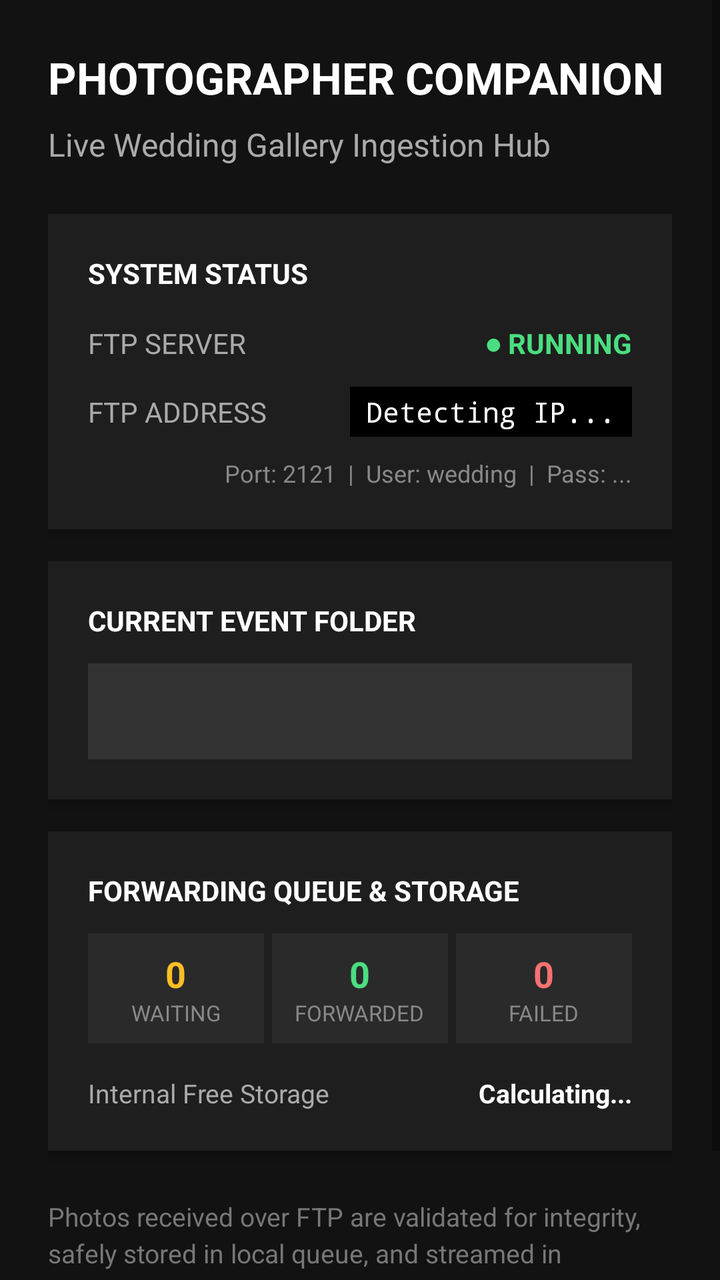
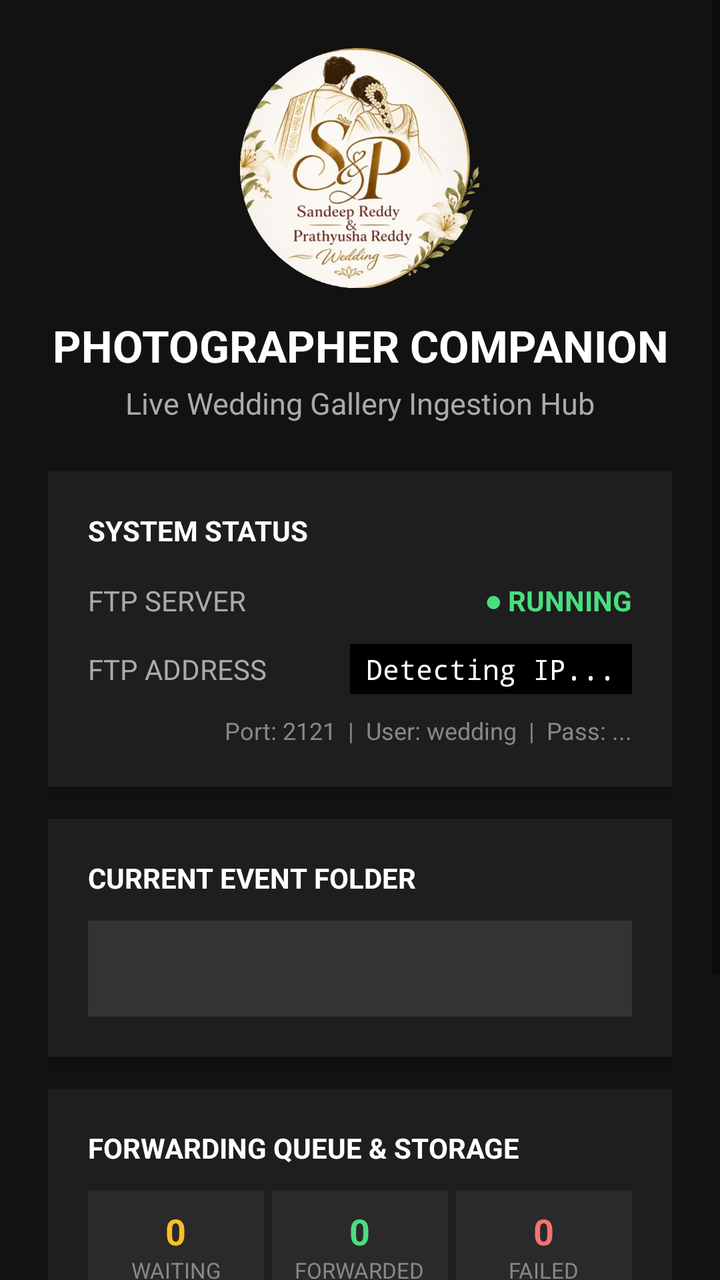

The first picture is an Android layout as it rendered before a commit; the second is the same layout after the commit. The layout source and the unified diff follow.
<!-- AndroidManifest.xml: application theme Theme.AppCompat.Light.NoActionBar -->
<!-- res/layout/activity_main.xml -->
<?xml version="1.0" encoding="utf-8"?>
<ScrollView xmlns:android="http://schemas.android.com/apk/res/android"
    android:layout_width="match_parent"
    android:layout_height="match_parent"
    android:background="#121212"
    android:fillViewport="true">

    <LinearLayout
        android:layout_width="match_parent"
        android:layout_height="wrap_content"
        android:orientation="vertical"
        android:padding="24dp">

        <TextView
            android:layout_width="match_parent"
            android:layout_height="wrap_content"
            android:text="PHOTOGRAPHER COMPANION"
            android:textColor="#FFFFFF"
            android:textSize="22sp"
            android:textStyle="bold"
            android:layout_marginBottom="8dp" />

        <TextView
            android:layout_width="match_parent"
            android:layout_height="wrap_content"
            android:text="Live Wedding Gallery Ingestion Hub"
            android:textColor="#AAAAAA"
            android:textSize="16sp"
            android:layout_marginBottom="24dp" />

        
        <LinearLayout
            android:layout_width="match_parent"
            android:layout_height="wrap_content"
            android:orientation="vertical"
            android:background="#1E1E1E"
            android:padding="20dp"
            android:elevation="4dp">

            <TextView
                android:layout_width="match_parent"
                android:layout_height="wrap_content"
                android:text="SYSTEM STATUS"
                android:textColor="#FFFFFF"
                android:textStyle="bold"
                android:textSize="14sp"
                android:layout_marginBottom="16dp" />

            <LinearLayout
                android:layout_width="match_parent"
                android:layout_height="wrap_content"
                android:orientation="horizontal"
                android:layout_marginBottom="12dp">

                <TextView
                    android:layout_width="0dp"
                    android:layout_weight="1"
                    android:layout_height="wrap_content"
                    android:text="FTP SERVER"
                    android:textColor="#AAAAAA" />

                <TextView
                    android:id="@+id/tvFtpStatus"
                    android:layout_width="wrap_content"
                    android:layout_height="wrap_content"
                    android:text="● RUNNING"
                    android:textColor="#4ADE80"
                    android:textStyle="bold" />
            </LinearLayout>

            <LinearLayout
                android:layout_width="match_parent"
                android:layout_height="wrap_content"
                android:orientation="horizontal">

                <TextView
                    android:layout_width="0dp"
                    android:layout_weight="1"
                    android:layout_height="wrap_content"
                    android:text="FTP ADDRESS"
                    android:textColor="#AAAAAA" />

                <TextView
                    android:id="@+id/tvIpAddress"
                    android:layout_width="wrap_content"
                    android:layout_height="wrap_content"
                    android:text="Detecting IP..."
                    android:textColor="#FFFFFF"
                    android:background="#000000"
                    android:paddingLeft="8dp"
                    android:paddingRight="8dp"
                    android:paddingTop="3dp"
                    android:paddingBottom="3dp"
                    android:fontFamily="monospace" />
            </LinearLayout>

            <TextView
                android:id="@+id/tvFtpCredentials"
                android:layout_width="match_parent"
                android:layout_height="wrap_content"
                android:text="Port: 2121  |  User: wedding  |  Pass: ..."
                android:textColor="#888888"
                android:textSize="12sp"
                android:layout_marginTop="10dp"
                android:textAlignment="viewEnd" />

        </LinearLayout>

        
        <LinearLayout
            android:layout_width="match_parent"
            android:layout_height="wrap_content"
            android:orientation="vertical"
            android:background="#1E1E1E"
            android:padding="20dp"
            android:layout_marginTop="16dp"
            android:elevation="4dp">

            <TextView
                android:layout_width="match_parent"
                android:layout_height="wrap_content"
                android:text="CURRENT EVENT FOLDER"
                android:textColor="#FFFFFF"
                android:textStyle="bold"
                android:textSize="14sp"
                android:layout_marginBottom="12dp" />

            <Spinner
                android:id="@+id/spinnerFolder"
                android:layout_width="match_parent"
                android:layout_height="48dp"
                android:background="#333333"
                android:padding="8dp"
                android:popupBackground="#1E1E1E" />

        </LinearLayout>

        
        <LinearLayout
            android:layout_width="match_parent"
            android:layout_height="wrap_content"
            android:orientation="vertical"
            android:background="#1E1E1E"
            android:padding="20dp"
            android:layout_marginTop="16dp"
            android:elevation="4dp">

            <TextView
                android:layout_width="match_parent"
                android:layout_height="wrap_content"
                android:text="FORWARDING QUEUE &amp; STORAGE"
                android:textColor="#FFFFFF"
                android:textStyle="bold"
                android:textSize="14sp"
                android:layout_marginBottom="12dp" />

            <LinearLayout
                android:layout_width="match_parent"
                android:layout_height="wrap_content"
                android:orientation="horizontal"
                android:weightSum="3"
                android:layout_marginBottom="12dp">

                <LinearLayout
                    android:layout_width="0dp"
                    android:layout_weight="1"
                    android:layout_height="wrap_content"
                    android:orientation="vertical"
                    android:gravity="center"
                    android:background="#2A2A2A"
                    android:padding="8dp"
                    android:layout_marginEnd="4dp">

                    <TextView
                        android:id="@+id/tvPendingCount"
                        android:layout_width="wrap_content"
                        android:layout_height="wrap_content"
                        android:text="0"
                        android:textColor="#FBBF24"
                        android:textSize="18sp"
                        android:textStyle="bold" />

                    <TextView
                        android:layout_width="wrap_content"
                        android:layout_height="wrap_content"
                        android:text="WAITING"
                        android:textColor="#888888"
                        android:textSize="11sp" />
                </LinearLayout>

                <LinearLayout
                    android:layout_width="0dp"
                    android:layout_weight="1"
                    android:layout_height="wrap_content"
                    android:orientation="vertical"
                    android:gravity="center"
                    android:background="#2A2A2A"
                    android:padding="8dp"
                    android:layout_marginEnd="4dp">

                    <TextView
                        android:id="@+id/tvForwardedCount"
                        android:layout_width="wrap_content"
                        android:layout_height="wrap_content"
                        android:text="0"
                        android:textColor="#4ADE80"
                        android:textSize="18sp"
                        android:textStyle="bold" />

                    <TextView
                        android:layout_width="wrap_content"
                        android:layout_height="wrap_content"
                        android:text="FORWARDED"
                        android:textColor="#888888"
                        android:textSize="11sp" />
                </LinearLayout>

                <LinearLayout
                    android:layout_width="0dp"
                    android:layout_weight="1"
                    android:layout_height="wrap_content"
                    android:orientation="vertical"
                    android:gravity="center"
                    android:background="#2A2A2A"
                    android:padding="8dp">

                    <TextView
                        android:id="@+id/tvFailedCount"
                        android:layout_width="wrap_content"
                        android:layout_height="wrap_content"
                        android:text="0"
                        android:textColor="#F87171"
                        android:textSize="18sp"
                        android:textStyle="bold" />

                    <TextView
                        android:layout_width="wrap_content"
                        android:layout_height="wrap_content"
                        android:text="FAILED"
                        android:textColor="#888888"
                        android:textSize="11sp" />
                </LinearLayout>

            </LinearLayout>

            <LinearLayout
                android:layout_width="match_parent"
                android:layout_height="wrap_content"
                android:orientation="horizontal"
                android:layout_marginTop="4dp">

                <TextView
                    android:layout_width="0dp"
                    android:layout_weight="1"
                    android:layout_height="wrap_content"
                    android:text="Internal Free Storage"
                    android:textColor="#AAAAAA"
                    android:textSize="13sp" />

                <TextView
                    android:id="@+id/tvStorageInfo"
                    android:layout_width="wrap_content"
                    android:layout_height="wrap_content"
                    android:text="Calculating..."
                    android:textColor="#FFFFFF"
                    android:textSize="13sp"
                    android:textStyle="bold" />
            </LinearLayout>

            <Button
                android:id="@+id/btnRetryFailed"
                android:layout_width="match_parent"
                android:layout_height="40dp"
                android:text="Retry Failed Uploads"
                android:textSize="12sp"
                android:backgroundTint="#333333"
                android:textColor="#FFFFFF"
                android:layout_marginTop="12dp"
                android:visibility="gone" />

        </LinearLayout>

        <TextView
            android:layout_width="match_parent"
            android:layout_height="wrap_content"
            android:text="Photos received over FTP are validated for integrity, safely stored in local queue, and streamed in background to the gallery. Original files are retained until safe cleanup."
            android:textColor="#777777"
            android:textSize="13sp"
            android:layout_marginTop="24dp"
            android:layout_marginBottom="16dp"
            android:lineSpacingExtra="3dp" />

    </LinearLayout>
</ScrollView>
<!-- resources referenced by this layout -->
<resources>

</resources>

<!-- the commit's change to res/layout/activity_main.xml (unified diff, before → after) -->
@@ -11,6 +11,16 @@
         android:orientation="vertical"
         android:padding="24dp">
 
+        <ImageView
+            android:id="@+id/ivAppLogo"
+            android:layout_width="120dp"
+            android:layout_height="120dp"
+            android:layout_gravity="center_horizontal"
+            android:src="@drawable/wedding_logo"
+            android:contentDescription="Sandeep and Prathyusha Wedding Logo"
+            android:layout_marginBottom="14dp"
+            android:adjustViewBounds="true" />
+
         <TextView
             android:layout_width="match_parent"
             android:layout_height="wrap_content"
@@ -18,14 +28,16 @@
             android:textColor="#FFFFFF"
             android:textSize="22sp"
             android:textStyle="bold"
-            android:layout_marginBottom="8dp" />
+            android:gravity="center"
+            android:layout_marginBottom="4dp" />
 
         <TextView
             android:layout_width="match_parent"
             android:layout_height="wrap_content"
             android:text="Live Wedding Gallery Ingestion Hub"
             android:textColor="#AAAAAA"
-            android:textSize="16sp"
+            android:textSize="15sp"
+            android:gravity="center"
             android:layout_marginBottom="24dp" />
 
         
<!-- resource entries referenced after the edit -->
@@ -1,5 +1,5 @@
 <!-- resources referenced by this layout -->
 <resources>
-
+  <!-- drawable wedding_logo: png bitmap (drawable, 340335 bytes) -->
 </resources>
 
